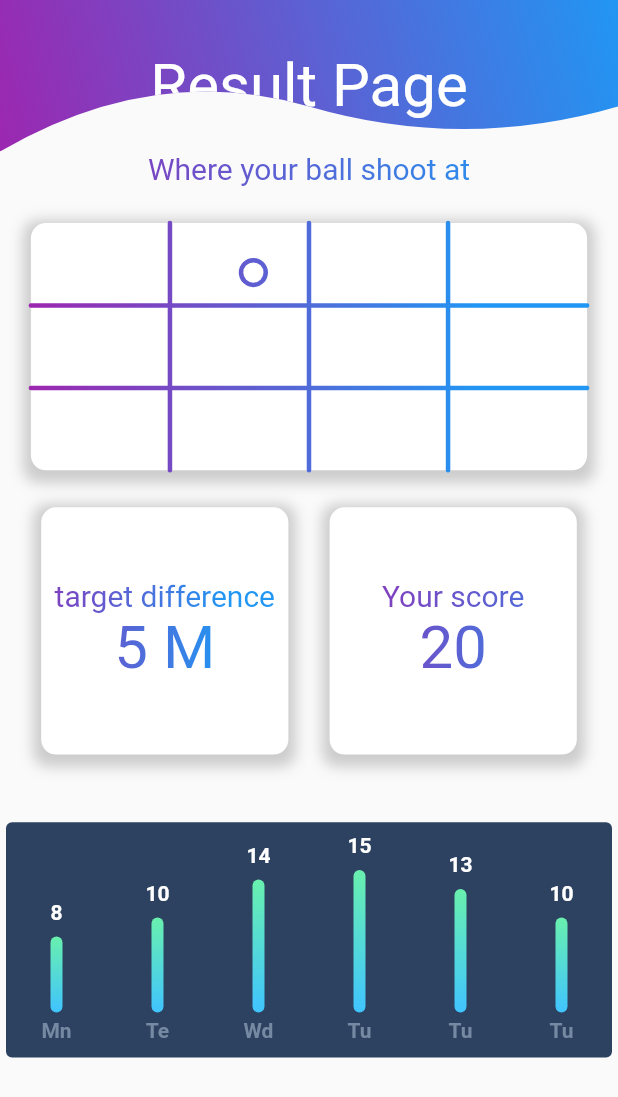
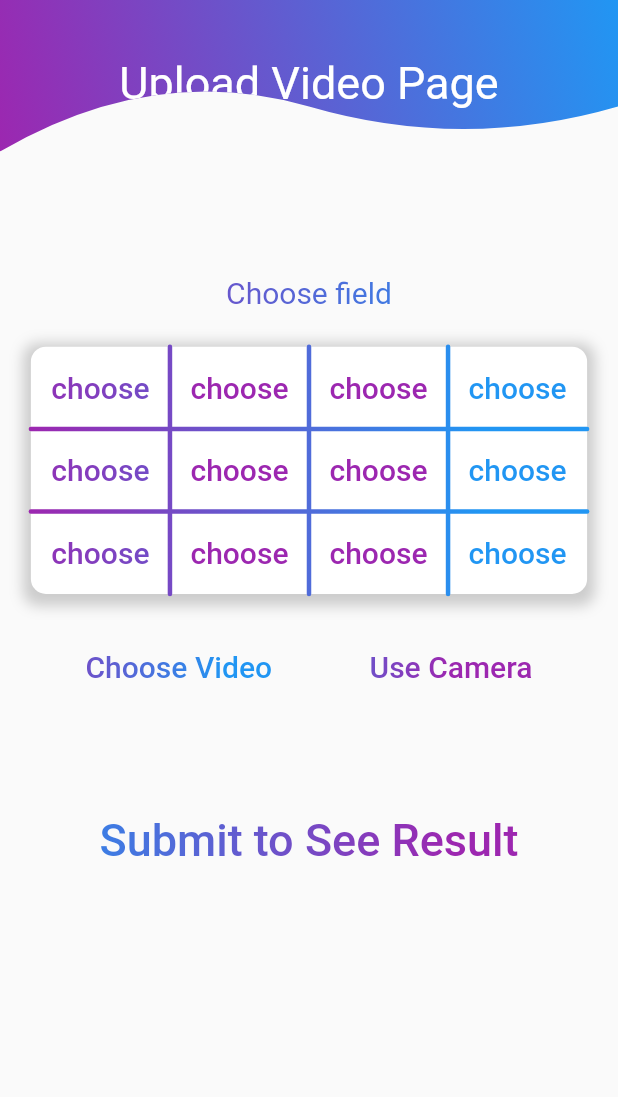
Before and after one commit to ggjj321/foot-ball-detect, a Flutter app: the screen it shows after launch, on a phone screen of 412 x 824 dp. Shown: the top 1097 px of the screen. Run offline on Flutter 3.47's test engine with Material 2 defaults, Android fonts, the phone set to English and light mode, and no system bars; drawn by our look-alikes of fl_chart; our stand-ins replace flutter_staggered_animations, image_picker.

Commit message:
compelete: upload page

```diff
--- a/foot-ball-detect-app/lib/main.dart
+++ b/foot-ball-detect-app/lib/main.dart
@@ -1,5 +1,7 @@
 import 'package:flutter/material.dart';
+
 import 'views/screens/result_page.dart';
+import 'views/screens/upload_video_page.dart';
 
 void main() {
   runApp(const MyApp());
@@ -13,7 +15,7 @@ class MyApp extends StatelessWidget {
   Widget build(BuildContext context) {
     return const MaterialApp(
         title: "Movies",
-        home: ResultPage()
+        home: UploadVideoPage()
     );
   }
 }
--- a/foot-ball-detect-app/lib/views/screens/result_page.dart
+++ b/foot-ball-detect-app/lib/views/screens/result_page.dart
@@ -1,7 +1,7 @@
 import 'package:flutter/material.dart';
 import 'package:flutter_staggered_animations/flutter_staggered_animations.dart';
 import '../widgets/barchart.dart';
-import '../widgets/wave_clip.dart';
+import '../widgets/wave_appbar.dart';
 import '../widgets/goal_painter.dart';
 import '../widgets/gradient_render.dart';
 
@@ -13,44 +13,12 @@ class ResultPage extends StatelessWidget {
     var screenWidth = MediaQuery.of(context).size.width;
     var screenHeight = MediaQuery.of(context).size.height;
     return Scaffold(
-      appBar: PreferredSize(
-          preferredSize: const Size.fromHeight(kToolbarHeight + 45),
-          child: ClipPath(
-            clipper: WaveClip(),
-            child: Container(
-              decoration: const BoxDecoration(
-                  gradient: LinearGradient(
-                      begin: Alignment.topRight,
-                      end: Alignment.bottomLeft,
-                      colors: [
-                    Colors.blue,
-                    Colors.purple,
-                  ])),
-              child: Column(
-                mainAxisAlignment: MainAxisAlignment.center,
-                children:const [
-                  SizedBox(
-                    height: 13,
-                  ),
-                  Text(
-                    'Result Page',
-                    textAlign: TextAlign.center,
-                    style: TextStyle(
-                      fontSize: 40,
-                      color: Colors.white
-                    ),
-                  ),
-                ],
-              ),
-            ),
-          )),
+      appBar: waveAppbar("Result Page"),
       body: SingleChildScrollView(
-
         child: AnimationLimiter(
           child: Column(
-            mainAxisAlignment: MainAxisAlignment.spaceEvenly,
             children: AnimationConfiguration.toStaggeredList(
-              duration: const Duration(milliseconds: 375),
+              duration: const Duration(milliseconds: 750),
               childAnimationBuilder: (widget) => SlideAnimation(
                 horizontalOffset: 50.0,
                 child: FadeInAnimation(
@@ -87,11 +55,11 @@ class ResultPage extends StatelessWidget {
                     ],
                   ),
                   child: CustomPaint(
-                    foregroundPainter: GoalPainter(0.4, 0.2),
+                    foregroundPainter: GoalPainter.resultMode(0.4, 0.2),
                   ),
                 ),
                 SizedBox(
-                  height: screenHeight * 0.03,
+                  height: screenHeight * 0.05,
                 ),
                 Row(
                   mainAxisAlignment: MainAxisAlignment.spaceEvenly,
--- a/foot-ball-detect-app/lib/views/screens/upload_video_page.dart
+++ b/foot-ball-detect-app/lib/views/screens/upload_video_page.dart
@@ -0,0 +1,148 @@
+import 'package:flutter/material.dart';
+import 'package:flutter_staggered_animations/flutter_staggered_animations.dart';
+
+import 'result_page.dart';
+
+import '../widgets/goal_painter.dart';
+import '../widgets/gradient_render.dart';
+import '../widgets/wave_appbar.dart';
+
+class UploadVideoPage extends StatelessWidget {
+  const UploadVideoPage({Key? key}) : super(key: key);
+
+  @override
+  Widget build(BuildContext context) {
+    var screenWidth = MediaQuery.of(context).size.width;
+    var screenHeight = MediaQuery.of(context).size.height;
+    return Scaffold(
+        appBar: waveAppbar("Upload Video Page"),
+        body: SingleChildScrollView(
+          child: AnimationLimiter(
+              child: Column(
+                  children: AnimationConfiguration.toStaggeredList(
+                      duration: const Duration(milliseconds: 750),
+                      childAnimationBuilder: (widget) => SlideAnimation(
+                            horizontalOffset: 50.0,
+                            child: FadeInAnimation(
+                              child: widget,
+                            ),
+                          ),
+                      children: [
+                SizedBox(
+                  height: screenHeight * 0.1,
+                ),
+                Text(
+                  textAlign: TextAlign.center,
+                  'Choose field',
+                  style: TextStyle(
+                      fontSize: 20,
+                      foreground: Paint()
+                        ..shader = getLinearGradient(
+                            Colors.purple, Colors.blue, 0, 350)),
+                ),
+                SizedBox(
+                  height: screenHeight * 0.03,
+                ),
+                Container(
+                  height: screenHeight * 0.2,
+                  width: screenWidth * 0.9,
+                  decoration: BoxDecoration(
+                    borderRadius: BorderRadius.circular(10),
+                    color: Colors.white,
+                    boxShadow: [
+                      BoxShadow(
+                        color: Colors.grey.withOpacity(0.5),
+                        spreadRadius: 5,
+                        blurRadius: 7,
+                        offset: Offset(0, 3), // changes position of shadow
+                      ),
+                    ],
+                  ),
+                  child: CustomPaint(
+                      foregroundPainter: GoalPainter.uploadMode(),
+                      child: Column(
+                        children: [
+                          for (int y = 0; y < 3; y++)
+                            Row(
+                              children: [
+                                for (int x = 0; x < 4; x++)
+                                  SizedBox(
+                                      height: screenHeight * 0.0666,
+                                      width: screenWidth * 0.225,
+                                      child: Center(
+                                          child: TextButton(
+                                        onPressed: () {},
+                                        child: Text(
+                                          'choose',
+                                          textAlign: TextAlign.center,
+                                          style: TextStyle(
+                                              fontSize: 20,
+                                              foreground: Paint()
+                                                ..shader = getLinearGradient(
+                                                    Colors.purple,
+                                                    Colors.blue,
+                                                    0 + 250.0 * x,
+                                                    300 + 120.0 * x)),
+                                        ),
+                                      )))
+                              ],
+                            )
+                        ],
+                      )),
+                ),
+                SizedBox(
+                  height: screenHeight * 0.03,
+                ),
+                Row(
+                  mainAxisAlignment: MainAxisAlignment.spaceEvenly,
+                  children: [
+                    TextButton(
+                      onPressed: () {},
+                      child: Text(
+                        'Choose Video',
+                        textAlign: TextAlign.center,
+                        style: TextStyle(
+                            fontSize: 20,
+                            foreground: Paint()
+                              ..shader = getLinearGradient(
+                                  Colors.purple, Colors.blue, 0, 150)),
+                      ),
+                    ),
+                    TextButton(
+                      onPressed: () {},
+                      child: Text(
+                        'Use Camera',
+                        textAlign: TextAlign.center,
+                        style: TextStyle(
+                            fontSize: 20,
+                            foreground: Paint()
+                              ..shader = getLinearGradient(
+                                  Colors.blue, Colors.purple, 150, 300)),
+                      ),
+                    )
+                  ],
+                ),
+                SizedBox(
+                  height: screenHeight * 0.08,
+                ),
+                TextButton(
+                  onPressed: () {
+                    Navigator.push(
+                        context,
+                        MaterialPageRoute(
+                            builder: (context) => const ResultPage()));
+                  },
+                  child: Text(
+                    'Submit to See Result',
+                    textAlign: TextAlign.center,
+                    style: TextStyle(
+                        fontSize: 30,
+                        foreground: Paint()
+                          ..shader = getLinearGradient(
+                              Colors.blue, Colors.purple, 0, 300)),
+                  ),
+                )
+              ]))),
+        ));
+  }
+}
--- a/foot-ball-detect-app/lib/views/widgets/goal_painter.dart
+++ b/foot-ball-detect-app/lib/views/widgets/goal_painter.dart
@@ -2,17 +2,22 @@ import 'package:flutter/material.dart';
 import 'gradient_render.dart';
 
 class GoalPainter extends CustomPainter {
-  late double centerX;
-  late double centerY;
+  double? centerX;
+  double? centerY;
+  late bool isResultMode;
 
-  GoalPainter(double x, double y){
+  GoalPainter.resultMode(double x, double y){
     centerX = x;
     centerY = y;
+    isResultMode = true;
+  }
+
+  GoalPainter.uploadMode(){
+    isResultMode = false;
   }
 
   @override
   void paint(Canvas canvas, Size size) {
-    final center = Offset(size.width * centerX, size.height * centerY);
     final paint = Paint()
       ..color = Colors.purpleAccent
       ..strokeCap = StrokeCap.round
@@ -22,11 +27,14 @@ class GoalPainter extends CustomPainter {
           Colors.purple, Colors.blue, 0, 300
       );
 
-    canvas.drawCircle(
-      center,
-      size.height * 1 / 20,
-      paint,
-    );
+    if(isResultMode){
+      final center = Offset(size.width * centerX!, size.height * centerY!);
+      canvas.drawCircle(
+        center,
+        size.height * 1 / 20,
+        paint,
+      );
+    }
 
     canvas.drawLine(
       Offset(0, size.height * 1 / 3),
--- /dev/null
+++ b/foot-ball-detect-app/lib/views/widgets/wave_appbar.dart
@@ -0,0 +1,33 @@
+import 'package:flutter/material.dart';
+import 'wave_clip.dart';
+
+PreferredSizeWidget waveAppbar(String title){
+  return PreferredSize(
+      preferredSize: const Size.fromHeight(kToolbarHeight + 45),
+      child: ClipPath(
+        clipper: WaveClip(),
+        child: Container(
+          decoration: const BoxDecoration(
+              gradient: LinearGradient(
+                  begin: Alignment.topRight,
+                  end: Alignment.bottomLeft,
+                  colors: [
+                    Colors.blue,
+                    Colors.purple,
+                  ])),
+          child: Column(
+            mainAxisAlignment: MainAxisAlignment.center,
+            children: [
+              const SizedBox(
+                height: 10,
+              ),
+              Text(
+                title,
+                textAlign: TextAlign.center,
+                style: const TextStyle(fontSize: 30, color: Colors.white),
+              ),
+            ],
+          ),
+        ),
+      ));
+}
```
